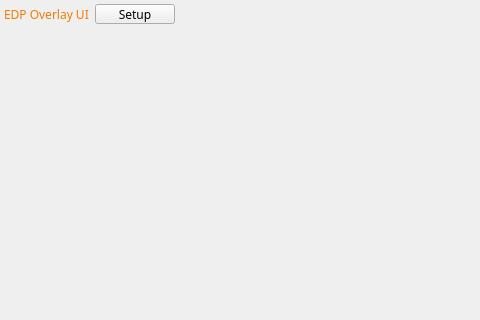
Above: edp/gui/ui/overlay_window.ui from sashgorokhov/edp before the change; both pictures show x 0 to 480 and y 0 to 320 of the 732 by 611 pixel window. Below: the same form after it.
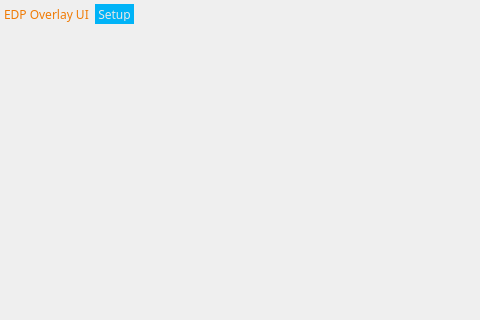
That is the form after the change.

Commit message: Find nearest station overlay widget added

The edit to the form file:
```diff
--- a/edp/gui/ui/overlay_window.ui
+++ b/edp/gui/ui/overlay_window.ui
@@ -103,6 +103,25 @@
                                     <height>20</height>
                                 </size>
                             </property>
+                            <property name="styleSheet">
+                                <string notr="true">QPushButton {
+                                    padding: 3px;
+                                    color: rgb(232, 232, 232);
+                                    background-color: rgb(0, 179, 247);
+                                    border-style: solid;
+                                    }
+
+                                    QPushButton:hover {
+                                    background-color: rgb(10, 139, 214);
+                                    }
+
+                                    QPushButton:pressed {
+                                    color: rgb(63, 63, 63);
+                                    background-color: rgb(232, 232, 232);
+                                    border-color: rgb(232, 232, 232);
+                                    }
+                                </string>
+                            </property>
                             <property name="text">
                                 <string>Setup</string>
                             </property>
```
The commit also changes 9 other files.
